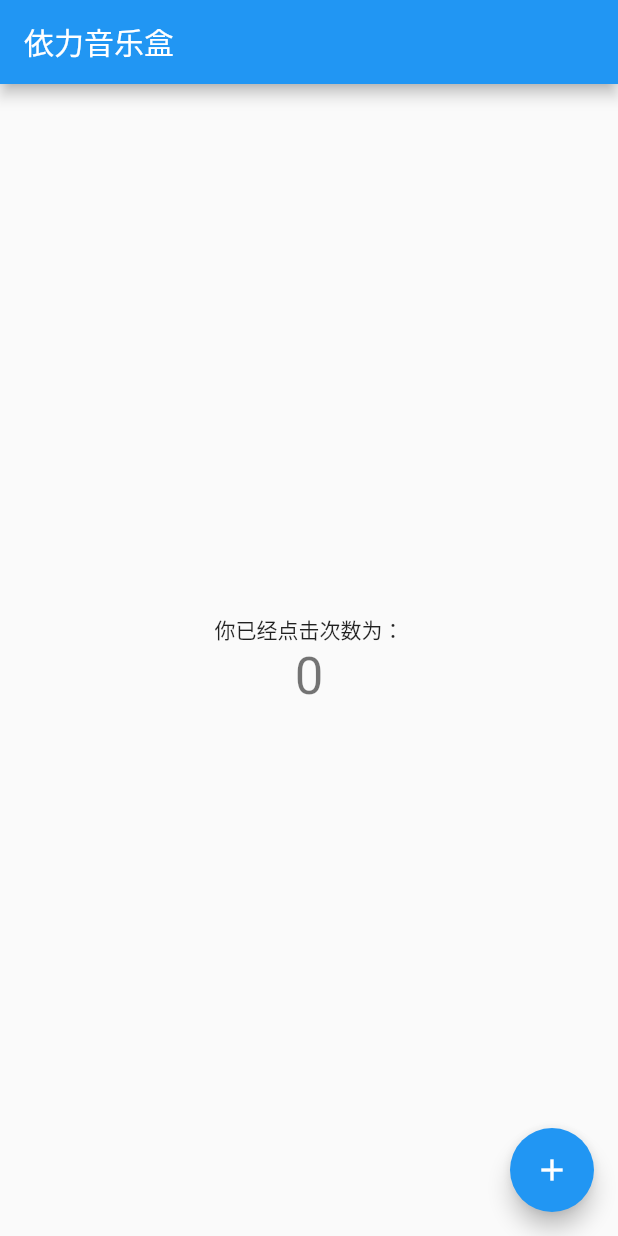
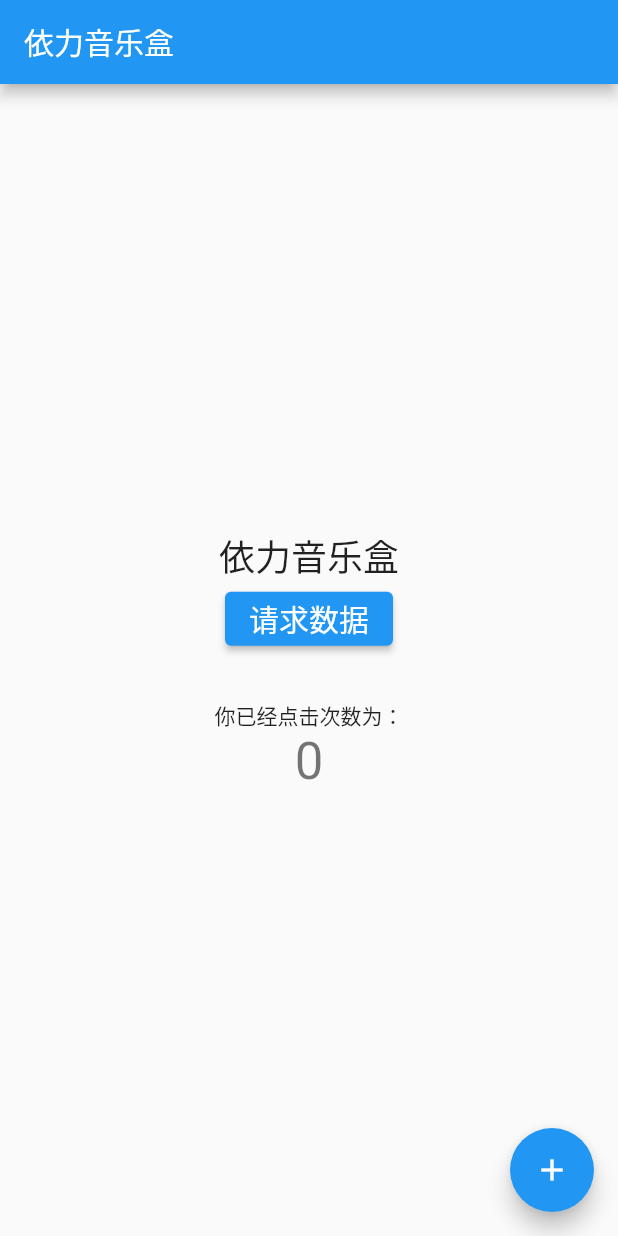
Before and after one commit to programmer-yili/yili-music-app, a Flutter app: the screen it shows after launch, on a phone screen of 412 x 824 dp. Run offline on Flutter 3.47's test engine with Material 2 defaults, Android fonts, the phone set to English and light mode, and no system bars.

```diff
--- a/lib/main.dart
+++ b/lib/main.dart
@@ -1,4 +1,5 @@
 import 'package:flutter/material.dart';
+import 'package:yili_music_app/api/hello.dart';
 
 void main() {
   runApp(const MyApp());
@@ -29,11 +30,22 @@ class MyHomePage extends StatefulWidget {
 class _MyHomePageState extends State<MyHomePage> {
   int _counter = 0;
 
+  String message = '依力音乐盒';
+
   void _incrementCounter() {
     setState(() {
       _counter++;
     });
   }
+
+  void _fetchData() {
+    sayHello().then((value) => {
+    setState((){ message = value; })
+    });
+  }
+
+  final ButtonStyle buttonStyle =
+  ElevatedButton.styleFrom(textStyle: const TextStyle(fontSize: 20));
 
   @override
   Widget build(BuildContext context) {
@@ -45,6 +57,13 @@ class _MyHomePageState extends State<MyHomePage> {
         child:  Column(
           mainAxisAlignment: MainAxisAlignment.center,
           children: <Widget>[
+            Text(message, style: Theme.of(context).textTheme.headline5),
+            ElevatedButton(
+              style: buttonStyle,
+              onPressed: _fetchData,
+              child: const Text('请求数据'),
+            ),
+            const SizedBox(height: 30),
             const Text(
               '你已经点击次数为：',
             ),
--- a/pubspec.yaml
+++ b/pubspec.yaml
@@ -29,11 +29,8 @@ environment:
 dependencies:
   flutter:
     sdk: flutter
-
-
-  # The following adds the Cupertino Icons font to your application.
-  # Use with the CupertinoIcons class for iOS style icons.
   cupertino_icons: ^1.0.2
+  http: ^0.13.4
 
 dev_dependencies:
   flutter_test:
```
Also changed, not shown: lib/api/hello.dart (added, +13 -0 lines), pubspec.lock.
